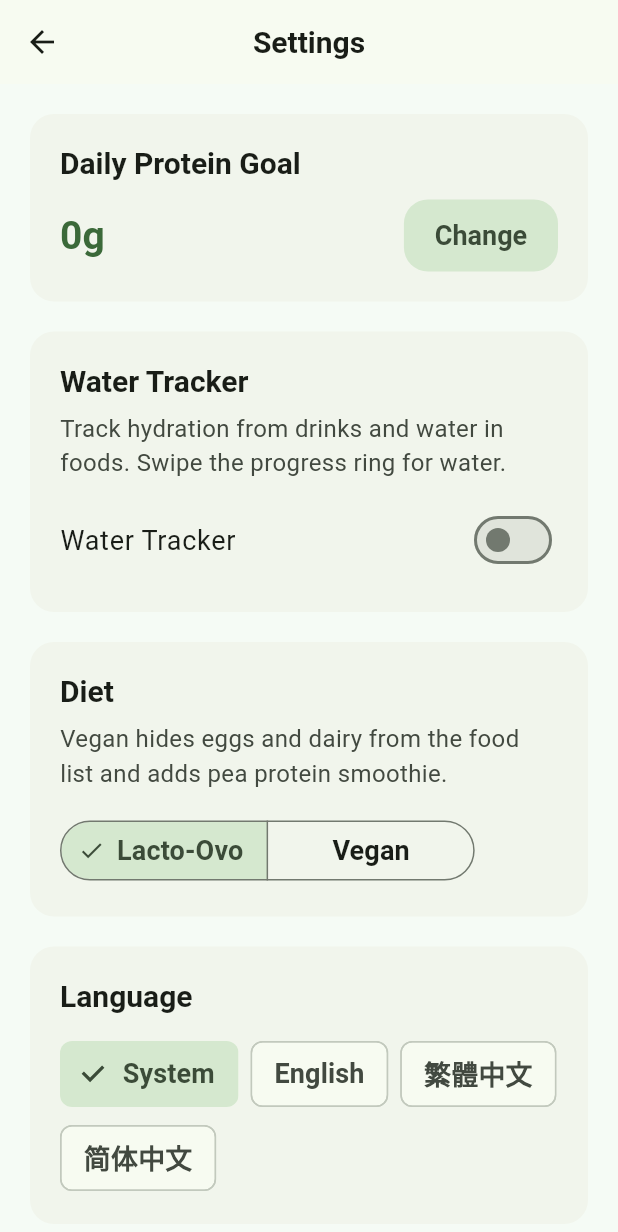
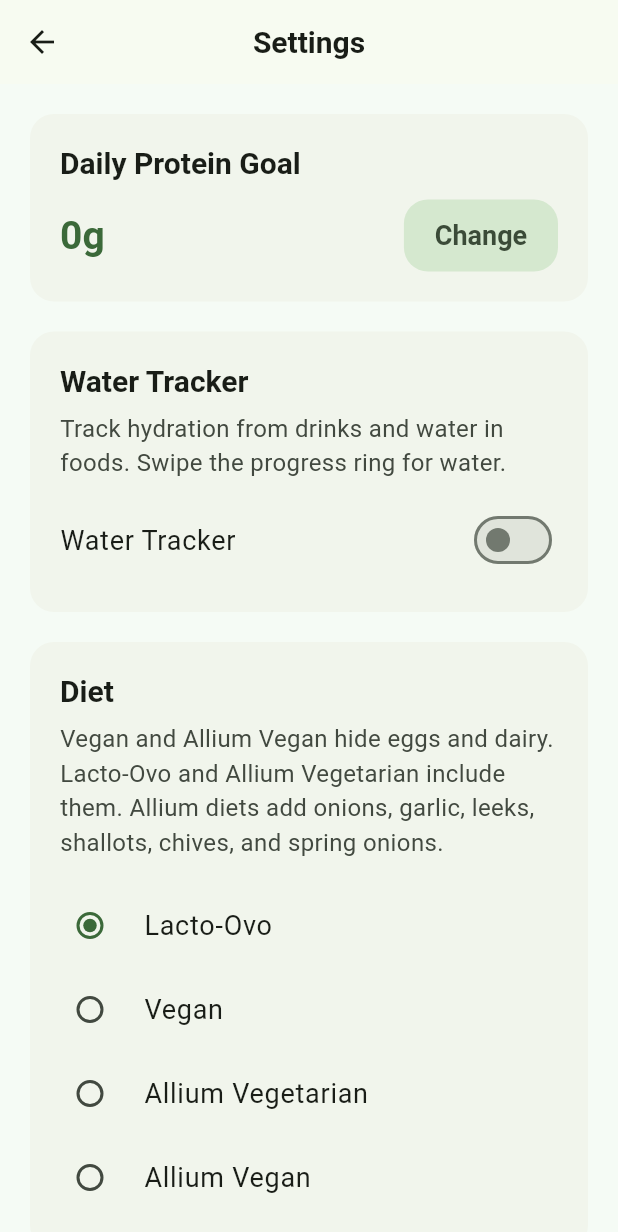
Before and after one commit to allanjchiang/pohps, a Flutter app: the SettingsScreen screen opened directly, on a phone screen of 412 x 824 dp. Shown: the top 1232 px of the screen. Run offline on Flutter 3.47's test engine with Material 3 defaults, Android fonts, the phone set to English and light mode, and no system bars; our stand-ins replace file_picker, share_plus, shared_preferences; accounts and stored records are empty.

Commit message:
Add allium diets

```diff
--- a/pohps/lib/l10n/app_localizations.dart
+++ b/pohps/lib/l10n/app_localizations.dart
@@ -316,10 +316,13 @@ class AppLocalizations {
   String get dietLactoOvo =>
       _t('Lacto-Ovo', '蛋奶素', '蛋奶素');
   String get dietVegan => _t('Vegan', '全素', '全素');
+  String get dietAlliumVegetarian =>
+      _t('Allium Vegetarian', '五辛素', '五辛素');
+  String get dietAlliumVegan => _t('Allium Vegan', '五辛全素', '五辛全素');
   String get dietHint => _t(
-        'Vegan hides eggs and dairy from the food list and adds pea protein smoothie.',
-        '全素模式會隱藏蛋類和乳製品，並新增豌豆蛋白奶昔。',
-        '全素模式会隐藏蛋类和乳制品，并新增豌豆蛋白奶昔。',
+        'Vegan and Allium Vegan hide eggs and dairy. Lacto-Ovo and Allium Vegetarian include them. Allium diets add onions, garlic, leeks, shallots, chives, and spring onions.',
+        '全素與五辛全素會隱藏蛋類和乳製品；蛋奶素與五辛素則包含。五辛飲食會新增洋蔥、大蒜、韭蔥、紅蔥頭、細香蔥與青蔥。',
+        '全素与五辛全素会隐藏蛋类和乳制品；蛋奶素与五辛素则包含。五辛饮食会新增洋葱、大蒜、韭葱、红葱头、细香葱与青葱。',
       );
 
   String get language => _t('Language', '語言', '语言');
@@ -674,6 +677,12 @@ class AppLocalizations {
       'cherry_tomatoes' => _t('Cherry Tomatoes', '小番茄', '小番茄'),
       'lettuce' => _t('Lettuce', '生菜', '生菜'),
       'pickles' => _t('Pickles', '醃黃瓜', '腌黄瓜'),
+      'onions' => _t('Onions', '洋蔥', '洋葱'),
+      'garlic' => _t('Garlic', '大蒜', '大蒜'),
+      'leeks' => _t('Leeks', '韭蔥', '韭葱'),
+      'shallots' => _t('Shallots', '紅蔥頭', '红葱头'),
+      'chives' => _t('Chives', '細香蔥', '细香葱'),
+      'spring_onions' => _t('Spring Onions', '青蔥', '青葱'),
       'apple' => _t('Apple', '蘋果', '苹果'),
       'banana' => _t('Banana', '香蕉', '香蕉'),
       'strawberries' => _t('Strawberries', '草莓', '草莓'),
@@ -755,6 +764,9 @@ class AppLocalizations {
       '1 slice (28g)' => _t('1 slice (28g)', '1 片（28g）', '1 片（28g）'),
       '10 olives' => _t('10 olives', '10 顆橄欖', '10 颗橄榄'),
       '4 spears' => _t('4 spears', '4 根', '4 根'),
+      '3 cloves' => _t('3 cloves', '3 瓣', '3 瓣'),
+      '2 shallots' => _t('2 shallots', '2 顆紅蔥頭', '2 颗红葱头'),
+      '2 stalks' => _t('2 stalks', '2 根', '2 根'),
       '30g (1 oz)' => _t('30g (1 oz)', '30g（1 盎司）', '30g（1 盎司）'),
       '1 tbsp' => _t('1 tbsp', '1 湯匙', '1 汤匙'),
       _ => original,
@@ -820,6 +832,12 @@ class AppLocalizations {
         'cherry_tomatoes' => '5 oz',
         'lettuce' => '2 oz',
         'pickles' => '4 spears',
+        'onions' => '1 medium (5 oz)',
+        'garlic' => '3 cloves',
+        'leeks' => '3 oz',
+        'shallots' => '2 shallots',
+        'chives' => '1 tbsp',
+        'spring_onions' => '2 stalks',
         'capsicum' => '1 medium (5 oz)',
         'apple' => '1 medium (5 oz)',
         'banana' => '1 medium (5 oz)',
--- a/pohps/lib/models.dart
+++ b/pohps/lib/models.dart
@@ -6,6 +6,8 @@ enum MeasurementSystem {
 enum DietType {
   lactoOvo,
   vegan,
+  alliumVegetarian,
+  alliumVegan,
 }
 
 class CustomFoodComponent {
--- a/pohps/lib/screens/settings_screen.dart
+++ b/pohps/lib/screens/settings_screen.dart
@@ -124,21 +124,35 @@ class SettingsScreen extends StatelessWidget {
                     ),
                   ),
                   const SizedBox(height: 16),
-                  SegmentedButton<DietType>(
-                    segments: [
-                      ButtonSegment(
-                        value: DietType.lactoOvo,
-                        label: Text(l10n.dietLactoOvo),
-                      ),
-                      ButtonSegment(
-                        value: DietType.vegan,
-                        label: Text(l10n.dietVegan),
-                      ),
-                    ],
-                    selected: {appState.dietType},
-                    onSelectionChanged: (diets) {
-                      appState.setDietType(diets.first);
+                  RadioGroup<DietType>(
+                    groupValue: appState.dietType,
+                    onChanged: (diet) {
+                      if (diet != null) appState.setDietType(diet);
                     },
+                    child: Column(
+                      children: [
+                        RadioListTile<DietType>(
+                          title: Text(l10n.dietLactoOvo),
+                          value: DietType.lactoOvo,
+                          contentPadding: EdgeInsets.zero,
+                        ),
+                        RadioListTile<DietType>(
+                          title: Text(l10n.dietVegan),
+                          value: DietType.vegan,
+                          contentPadding: EdgeInsets.zero,
+                        ),
+                        RadioListTile<DietType>(
+                          title: Text(l10n.dietAlliumVegetarian),
+                          value: DietType.alliumVegetarian,
+                          contentPadding: EdgeInsets.zero,
+                        ),
+                        RadioListTile<DietType>(
+                          title: Text(l10n.dietAlliumVegan),
+                          value: DietType.alliumVegan,
+                          contentPadding: EdgeInsets.zero,
+                        ),
+                      ],
+                    ),
                   ),
                 ],
               ),
--- a/pohps/lib/storage.dart
+++ b/pohps/lib/storage.dart
@@ -63,6 +63,8 @@ class StorageService {
     final value = _prefs.getString('diet_type');
     return switch (value) {
       'vegan' => DietType.vegan,
+      'allium_vegetarian' => DietType.alliumVegetarian,
+      'allium_vegan' => DietType.alliumVegan,
       _ => DietType.lactoOvo,
     };
   }
@@ -70,6 +72,8 @@ class StorageService {
   Future<void> setDietType(DietType diet) {
     final value = switch (diet) {
       DietType.vegan => 'vegan',
+      DietType.alliumVegetarian => 'allium_vegetarian',
+      DietType.alliumVegan => 'allium_vegan',
       DietType.lactoOvo => 'lacto_ovo',
     };
     return _prefs.setString('diet_type', value);
@@ -238,9 +242,12 @@ class StorageService {
     );
 
     final diet = data['dietType'] as String? ?? 'lacto_ovo';
-    await setDietType(
-      diet == 'vegan' ? DietType.vegan : DietType.lactoOvo,
-    );
+    await setDietType(switch (diet) {
+      'vegan' => DietType.vegan,
+      'allium_vegetarian' => DietType.alliumVegetarian,
+      'allium_vegan' => DietType.alliumVegan,
+      _ => DietType.lactoOvo,
+    });
 
     await setWaterTrackerEnabled(data['waterTrackerEnabled'] as bool? ?? false);
     await setDailyWaterGoalMl(
```
Also changed, not shown: pohps/lib/food_data.dart (+74 -5 lines).
